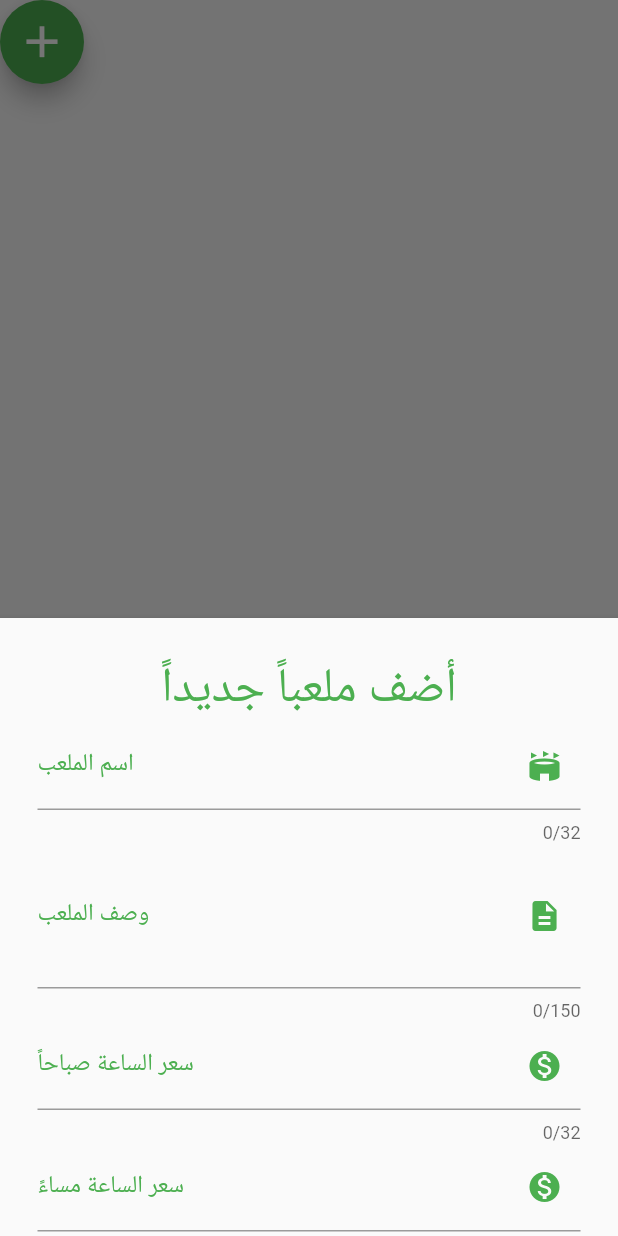
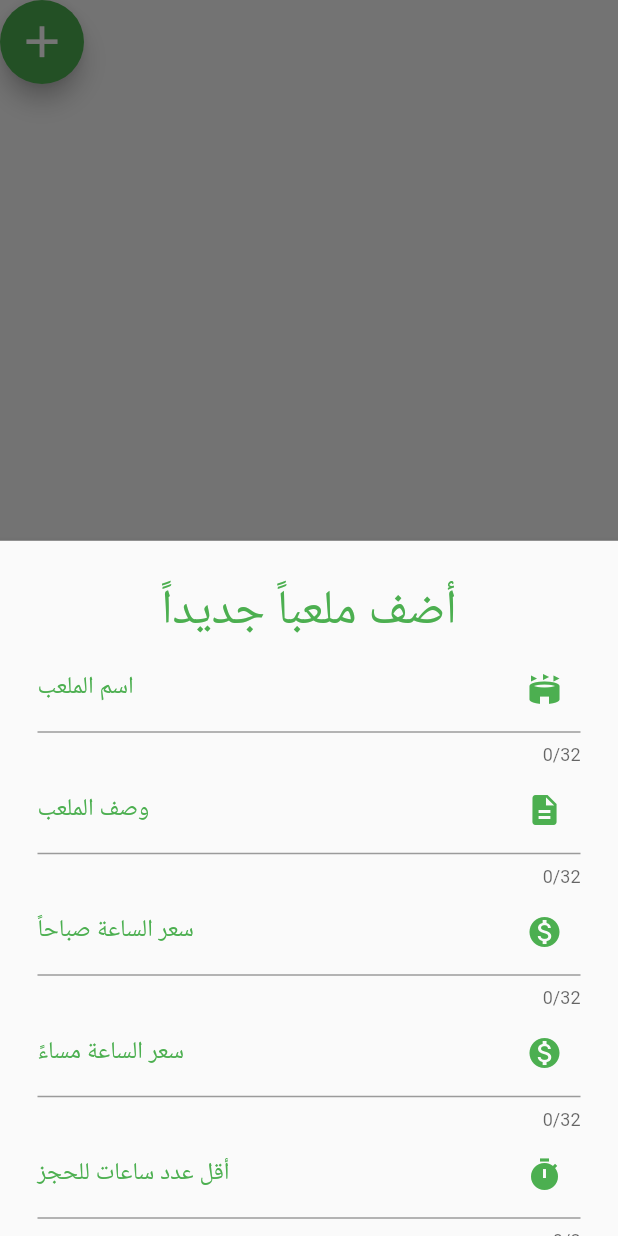
Before and after one commit to zeyadzidan/Kickoff, a Flutter app: the PlusCourtButton widget shown alone on an empty page, opened directly, after a tap on the "add" icon, on a phone screen of 412 x 824 dp. Run offline on Flutter 3.47's test engine with Material 2 defaults, Android fonts, the phone set to English and light mode, and no system bars; our stand-ins replace cached_network_image, file_picker, firebase_storage, google_nav_bar; missing offline and left inert: open_street_map_search_and_pick; accounts and stored records are empty.

Commit message:
Modification to court+ button

```diff
--- a/kickoff_frontend/lib/components/courts/pluscourtbutton.dart
+++ b/kickoff_frontend/lib/components/courts/pluscourtbutton.dart
@@ -28,10 +28,7 @@ class _PlusCourtButtonState extends State<PlusCourtButton> {
       onPressed: () => showModalBottomSheet(
             elevation: 4,
             context: context,
-            builder: (context) => SizedBox(
-                height: MediaQuery.of(context).size.height / 2,
-                child: Expanded(
-                  child: SingleChildScrollView(
+            builder: (context) => SingleChildScrollView(
                 child: Form(
               key: _key,
               child: Container(
@@ -40,14 +37,12 @@ class _PlusCourtButtonState extends State<PlusCourtButton> {
                 child: Column(
                   children: [
                     const Text("أضف ملعباً جديداً",
-                              style:
-                                  TextStyle(color: primaryColor, fontSize: 32)),
+                        style: TextStyle(color: primaryColor, fontSize: 32)),
                     _formField('اسم الملعب', Icons.stadium, false),
                     _formField('وصف الملعب', Icons.description, false),
                     _formField(
                         'سعر الساعة صباحاً', Icons.monetization_on, true),
-                          _formField(
-                              'سعر الساعة مساءً', Icons.monetization_on, true),
+                    _formField('سعر الساعة مساءً', Icons.monetization_on, true),
                     _formField('أقل عدد ساعات للحجز', Icons.timer, true),
                     _buildCourtTimePicker(true),
                     _buildCourtTimePicker(false),
@@ -56,16 +51,10 @@ class _PlusCourtButtonState extends State<PlusCourtButton> {
                 ),
               ),
             )),
-                )),
           ));
 
   _formField(label, icon, digits) => TextFormField(
-        maxLength: (label == 'وصف الملعب')
-            ? 150
-            : (label == 'أقل عدد ساعات للحجز')
-                ? 2
-                : 32,
-        maxLines: (label == 'وصف الملعب') ? 3 : 1,
+        maxLength: (label == 'أقل عدد ساعات للحجز') ? 2 : 32,
         inputFormatters:
             (digits) ? [FilteringTextInputFormatter.digitsOnly] : null,
         decoration: InputDecoration(
```
Lines whose indentation alone changed are shown as unchanged.
